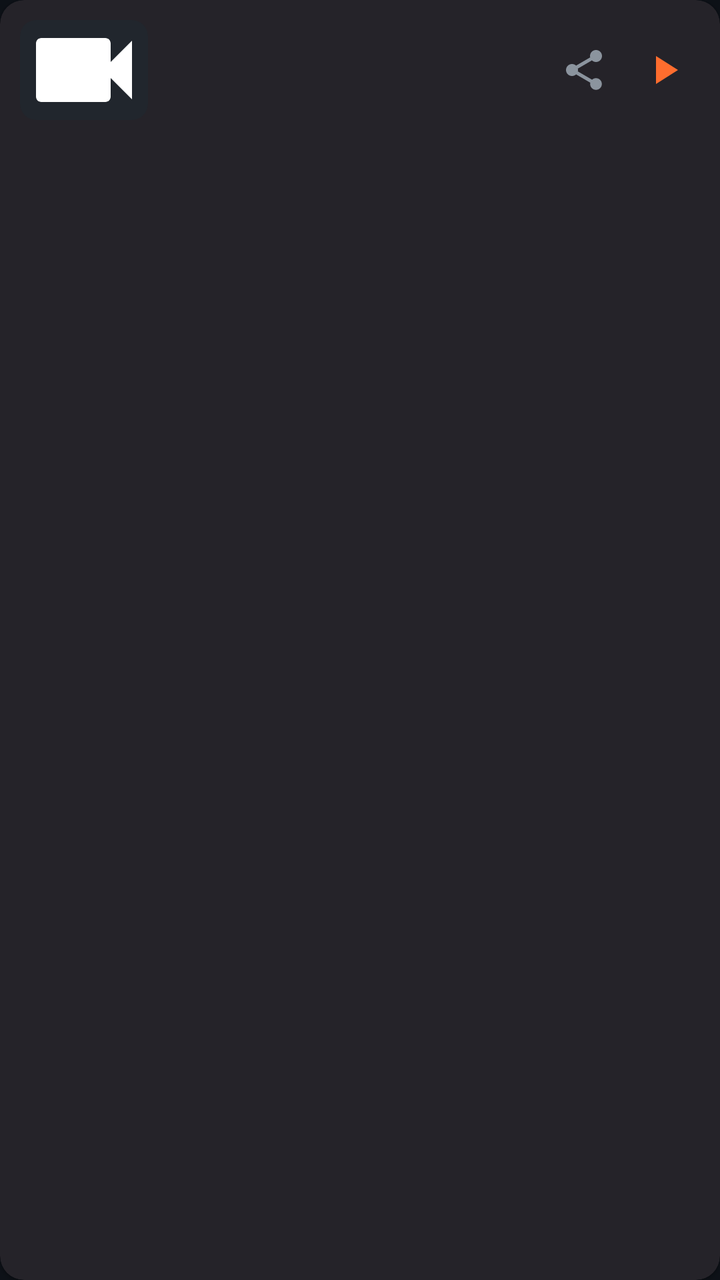
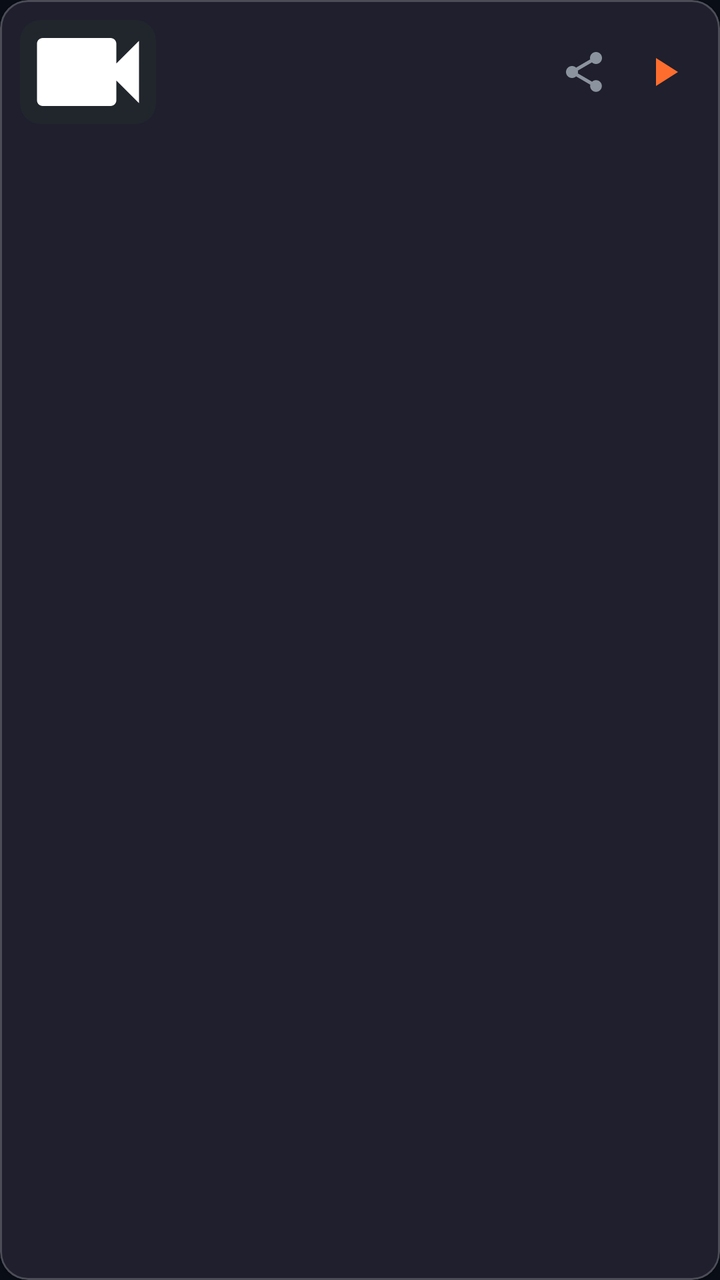

Two renders of the same Android screen: before a commit and after it. Below are the layout's source before the change and the commit's diff.
<!-- AndroidManifest.xml: application theme Theme.MyPlyr -->
<!-- res/layout/item_local_media.xml -->
<?xml version="1.0" encoding="utf-8"?>
<com.google.android.material.card.MaterialCardView xmlns:android="http://schemas.android.com/apk/res/android"
    xmlns:app="http://schemas.android.com/apk/res-auto"
    android:layout_width="match_parent"
    android:layout_height="wrap_content"
    android:layout_marginStart="4dp"
    android:layout_marginTop="4dp"
    android:layout_marginEnd="4dp"
    android:layout_marginBottom="4dp"
    android:clickable="true"
    android:focusable="true"
    android:foreground="?attr/selectableItemBackground"
    app:cardBackgroundColor="@color/card"
    app:cardCornerRadius="12dp"
    app:cardElevation="1dp"
    app:strokeWidth="0dp">

    <LinearLayout
        android:layout_width="match_parent"
        android:layout_height="wrap_content"
        android:gravity="center_vertical"
        android:orientation="horizontal"
        android:padding="10dp">

        
        <FrameLayout
            android:layout_width="64dp"
            android:layout_height="50dp">

            <com.google.android.material.card.MaterialCardView
                android:layout_width="match_parent"
                android:layout_height="match_parent"
                app:cardBackgroundColor="#21262D"
                app:cardCornerRadius="8dp"
                app:strokeWidth="0dp">

                <ImageView
                    android:id="@+id/iv_thumbnail"
                    android:layout_width="match_parent"
                    android:layout_height="match_parent"
                    android:scaleType="centerCrop"
                    android:src="@drawable/ic_video" />

            </com.google.android.material.card.MaterialCardView>

            
            <TextView
                android:id="@+id/tv_duration"
                android:layout_width="wrap_content"
                android:layout_height="wrap_content"
                android:layout_gravity="bottom|end"
                android:layout_margin="2dp"
                android:background="#D9000000"
                android:paddingStart="4dp"
                android:paddingTop="1dp"
                android:paddingEnd="4dp"
                android:paddingBottom="1dp"
                android:textColor="#FFFFFF"
                android:textSize="9sp"
                android:textStyle="bold"
                android:visibility="gone" />

        </FrameLayout>

        
        <LinearLayout
            android:layout_width="0dp"
            android:layout_height="wrap_content"
            android:layout_marginStart="12dp"
            android:layout_marginEnd="8dp"
            android:layout_weight="1"
            android:orientation="vertical">

            <TextView
                android:id="@+id/tv_title"
                android:layout_width="match_parent"
                android:layout_height="wrap_content"
                android:ellipsize="end"
                android:maxLines="2"
                android:textColor="@color/text"
                android:textSize="14sp"
                android:textStyle="bold" />

            <TextView
                android:id="@+id/tv_info"
                android:layout_width="wrap_content"
                android:layout_height="wrap_content"
                android:layout_marginTop="3dp"
                android:ellipsize="end"
                android:maxLines="1"
                android:textColor="@color/dim"
                android:textSize="12sp" />
        </LinearLayout>

        
        <ImageButton
            android:id="@+id/btn_share"
            android:layout_width="36dp"
            android:layout_height="36dp"
            android:background="?attr/selectableItemBackgroundBorderless"
            android:padding="6dp"
            android:scaleType="fitCenter"
            android:src="@drawable/ic_share"
            app:tint="@color/dim" />

        
        <ImageButton
            android:id="@+id/btn_play"
            android:layout_width="36dp"
            android:layout_height="36dp"
            android:layout_marginStart="4dp"
            android:background="?attr/selectableItemBackgroundBorderless"
            android:padding="6dp"
            android:scaleType="fitCenter"
            android:src="@drawable/ic_play"
            app:tint="@color/accent" />

    </LinearLayout>

</com.google.android.material.card.MaterialCardView>
<!-- resources referenced by this layout -->
<resources>
  <color name="accent">#FF6D2E</color>
  <color name="card">#1A2029</color>
  <color name="dim">#8B949E</color>
  <color name="text">#E6EDF3</color>
  <!-- drawable ic_play (drawable) -->
  <vector xmlns:android="http://schemas.android.com/apk/res/android"
      android:width="24dp"
      android:height="24dp"
      android:viewportWidth="24"
      android:viewportHeight="24">
      <path
          android:fillColor="#FFFFFFFF"
          android:pathData="M8,5v14l11,-7z" />
  </vector>
  <!-- drawable ic_share (drawable) -->
  <vector xmlns:android="http://schemas.android.com/apk/res/android"
      android:width="24dp"
      android:height="24dp"
      android:viewportWidth="24"
      android:viewportHeight="24">
      <path
          android:fillColor="#FFFFFFFF"
          android:pathData="M18,16.08c-0.76,0 -1.44,0.3 -1.96,0.77L8.91,12.7c0.05,-0.23 0.09,-0.46 0.09,-0.7s-0.04,-0.47 -0.09,-0.7l7.05,-4.11c0.54,0.5 1.25,0.81 2.04,0.81 1.66,0 3,-1.34 3,-3s-1.34,-3 -3,-3 -3,1.34 -3,3c0,0.24 0.04,0.47 0.09,0.7L8.04,9.81C7.5,9.31 6.79,9 6,9c-1.66,0 -3,1.34 -3,3s1.34,3 3,3c0.79,0 1.5,-0.31 2.04,-0.81l7.12,4.16c-0.05,0.21 -0.08,0.43 -0.08,0.65 0,1.61 1.31,2.92 2.92,2.92 1.61,0 2.92,-1.31 2.92,-2.92s-1.31,-2.92 -2.92,-2.92z" />
  </vector>
  <!-- drawable ic_video (drawable) -->
  <vector xmlns:android="http://schemas.android.com/apk/res/android"
      android:width="24dp"
      android:height="24dp"
      android:viewportWidth="24"
      android:viewportHeight="24">
      <path
          android:fillColor="#FFFFFFFF"
          android:pathData="M17,10.5V7c0,-0.55 -0.45,-1 -1,-1H4c,-0.55 0,-1 0.45,-1 1v10c0,0.55 0.45,1 1,1h12c0.55,0 1,-0.45 1,-1v-3.5l4,4v-11l-4,4z"/>
  </vector>
  <style name="Theme.MyPlyr" parent="Theme.Material3.Dark.NoActionBar">
          <item name="colorPrimary">@color/accent</item>
          <item name="colorSecondary">@color/accent</item>
          <item name="colorSurface">@color/card</item>
          <item name="colorOnSurface">@color/text</item>
          <item name="android:statusBarColor">@color/bg</item>
          <item name="android:navigationBarColor">@color/bg</item>
          <item name="android:windowBackground">@color/bg</item>
          <item name="android:textColorPrimary">@color/text</item>
      </style>
  <color name="bg">#0D1117</color>
</resources>

<!-- the commit's change to res/layout/item_local_media.xml (unified diff, before → after) -->
@@ -11,110 +11,128 @@
     android:focusable="true"
     android:foreground="?attr/selectableItemBackground"
     app:cardBackgroundColor="@color/card"
-    app:cardCornerRadius="12dp"
+    app:cardCornerRadius="14dp"
     app:cardElevation="1dp"
-    app:strokeWidth="0dp">
+    app:strokeColor="@color/glass_stroke"
+    app:strokeWidth="1dp">
 
     <LinearLayout
         android:layout_width="match_parent"
         android:layout_height="wrap_content"
-        android:gravity="center_vertical"
-        android:orientation="horizontal"
-        android:padding="10dp">
+        android:orientation="vertical">
 
-        
-        <FrameLayout
-            android:layout_width="64dp"
-            android:layout_height="50dp">
+        <LinearLayout
+            android:layout_width="match_parent"
+            android:layout_height="wrap_content"
+            android:gravity="center_vertical"
+            android:orientation="horizontal"
+            android:padding="10dp">
 
-            <com.google.android.material.card.MaterialCardView
-                android:layout_width="match_parent"
-                android:layout_height="match_parent"
-                app:cardBackgroundColor="#21262D"
-                app:cardCornerRadius="8dp"
-                app:strokeWidth="0dp">
+            
+            <FrameLayout
+                android:layout_width="68dp"
+                android:layout_height="52dp">
 
-                <ImageView
-                    android:id="@+id/iv_thumbnail"
+                <com.google.android.material.card.MaterialCardView
                     android:layout_width="match_parent"
                     android:layout_height="match_parent"
-                    android:scaleType="centerCrop"
-                    android:src="@drawable/ic_video" />
+                    app:cardBackgroundColor="#21262D"
+                    app:cardCornerRadius="10dp"
+                    app:strokeWidth="0dp">
 
-            </com.google.android.material.card.MaterialCardView>
+                    <ImageView
+                        android:id="@+id/iv_thumbnail"
+                        android:layout_width="match_parent"
+                        android:layout_height="match_parent"
+                        android:scaleType="centerCrop"
+                        android:src="@drawable/ic_video" />
+
+                </com.google.android.material.card.MaterialCardView>
+
+                
+                <TextView
+                    android:id="@+id/tv_duration"
+                    android:layout_width="wrap_content"
+                    android:layout_height="wrap_content"
+                    android:layout_gravity="bottom|end"
+                    android:layout_margin="3dp"
+                    android:background="#D9000000"
+                    android:paddingStart="4dp"
+                    android:paddingTop="1dp"
+                    android:paddingEnd="4dp"
+                    android:paddingBottom="1dp"
+                    android:textColor="#FFFFFF"
+                    android:textSize="9sp"
+                    android:textStyle="bold"
+                    android:visibility="gone" />
+
+            </FrameLayout>
 
             
-            <TextView
-                android:id="@+id/tv_duration"
-                android:layout_width="wrap_content"
+            <LinearLayout
+                android:layout_width="0dp"
                 android:layout_height="wrap_content"
-                android:layout_gravity="bottom|end"
-                android:layout_margin="2dp"
-                android:background="#D9000000"
-                android:paddingStart="4dp"
-                android:paddingTop="1dp"
-                android:paddingEnd="4dp"
-                android:paddingBottom="1dp"
-                android:textColor="#FFFFFF"
-                android:textSize="9sp"
-                android:textStyle="bold"
-                android:visibility="gone" />
+                android:layout_marginStart="12dp"
+                android:layout_marginEnd="8dp"
+                android:layout_weight="1"
+                android:orientation="vertical">
 
-        </FrameLayout>
+                <TextView
+                    android:id="@+id/tv_title"
+                    android:layout_width="match_parent"
+                    android:layout_height="wrap_content"
+                    android:ellipsize="end"
+                    android:maxLines="2"
+                    android:textColor="@color/text"
+                    android:textSize="14sp"
+                    android:textStyle="bold" />
 
-        
-        <LinearLayout
-            android:layout_width="0dp"
-            android:layout_height="wrap_content"
-            android:layout_marginStart="12dp"
-            android:layout_marginEnd="8dp"
-            android:layout_weight="1"
-            android:orientation="vertical">
+                <TextView
+                    android:id="@+id/tv_info"
+                    android:layout_width="wrap_content"
+                    android:layout_height="wrap_content"
+                    android:layout_marginTop="3dp"
+                    android:ellipsize="end"
+                    android:maxLines="1"
+                    android:textColor="@color/dim"
+                    android:textSize="12sp" />
+            </LinearLayout>
 
-            <TextView
-                android:id="@+id/tv_title"
-                android:layout_width="match_parent"
-                android:layout_height="wrap_content"
-                android:ellipsize="end"
-                android:maxLines="2"
-                android:textColor="@color/text"
-                android:textSize="14sp"
-                android:textStyle="bold" />
+            
+            <ImageButton
+                android:id="@+id/btn_share"
+                android:layout_width="36dp"
+                android:layout_height="36dp"
+                android:background="?attr/selectableItemBackgroundBorderless"
+                android:padding="6dp"
+                android:scaleType="fitCenter"
+                android:src="@drawable/ic_share"
+                app:tint="@color/dim" />
 
-            <TextView
-                android:id="@+id/tv_info"
-                android:layout_width="wrap_content"
-                android:layout_height="wrap_content"
-                android:layout_marginTop="3dp"
-                android:ellipsize="end"
-                android:maxLines="1"
-                android:textColor="@color/dim"
-                android:textSize="12sp" />
+            
+            <ImageButton
+                android:id="@+id/btn_play"
+                android:layout_width="36dp"
+                android:layout_height="36dp"
+                android:layout_marginStart="4dp"
+                android:background="?attr/selectableItemBackgroundBorderless"
+                android:padding="6dp"
+                android:scaleType="fitCenter"
+                android:src="@drawable/ic_play"
+                app:tint="@color/accent" />
+
         </LinearLayout>
 
         
-        <ImageButton
-            android:id="@+id/btn_share"
-            android:layout_width="36dp"
-            android:layout_height="36dp"
-            android:background="?attr/selectableItemBackgroundBorderless"
-            android:padding="6dp"
-            android:scaleType="fitCenter"
-            android:src="@drawable/ic_share"
-            app:tint="@color/dim" />
-
-        
-        <ImageButton
-            android:id="@+id/btn_play"
-            android:layout_width="36dp"
-            android:layout_height="36dp"
-            android:layout_marginStart="4dp"
-            android:background="?attr/selectableItemBackgroundBorderless"
-            android:padding="6dp"
-            android:scaleType="fitCenter"
-            android:src="@drawable/ic_play"
-            app:tint="@color/accent" />
+        <ProgressBar
+            android:id="@+id/pb_watched"
+            style="?android:attr/progressBarStyleHorizontal"
+            android:layout_width="match_parent"
+            android:layout_height="3dp"
+            android:max="1000"
+            android:progressBackgroundTint="@color/progress_bg"
+            android:progressTint="@color/accent"
+            android:visibility="gone" />
 
     </LinearLayout>
-
 </com.google.android.material.card.MaterialCardView>
<!-- resource entries referenced after the edit -->
@@ -1,8 +1,10 @@
 <!-- resources referenced by this layout -->
 <resources>
   <color name="accent">#FF6D2E</color>
-  <color name="card">#1A2029</color>
+  <color name="card">#141B2D</color>
   <color name="dim">#8B949E</color>
+  <color name="glass_stroke">#33FFFFFF</color>
+  <color name="progress_bg">#212836</color>
   <color name="text">#E6EDF3</color>
   <!-- drawable ic_play (drawable) -->
   <vector xmlns:android="http://schemas.android.com/apk/res/android"
@@ -36,7 +38,7 @@
   </vector>
   <style name="Theme.MyPlyr" parent="Theme.Material3.Dark.NoActionBar">
           <item name="colorPrimary">@color/accent</item>
-          <item name="colorSecondary">@color/accent</item>
+          <item name="colorSecondary">@color/accent_light</item>
           <item name="colorSurface">@color/card</item>
           <item name="colorOnSurface">@color/text</item>
           <item name="android:statusBarColor">@color/bg</item>
@@ -44,6 +46,7 @@
           <item name="android:windowBackground">@color/bg</item>
           <item name="android:textColorPrimary">@color/text</item>
       </style>
-  <color name="bg">#0D1117</color>
+  <color name="accent_light">#FF8F50</color>
+  <color name="bg">#090D16</color>
 </resources>
 
